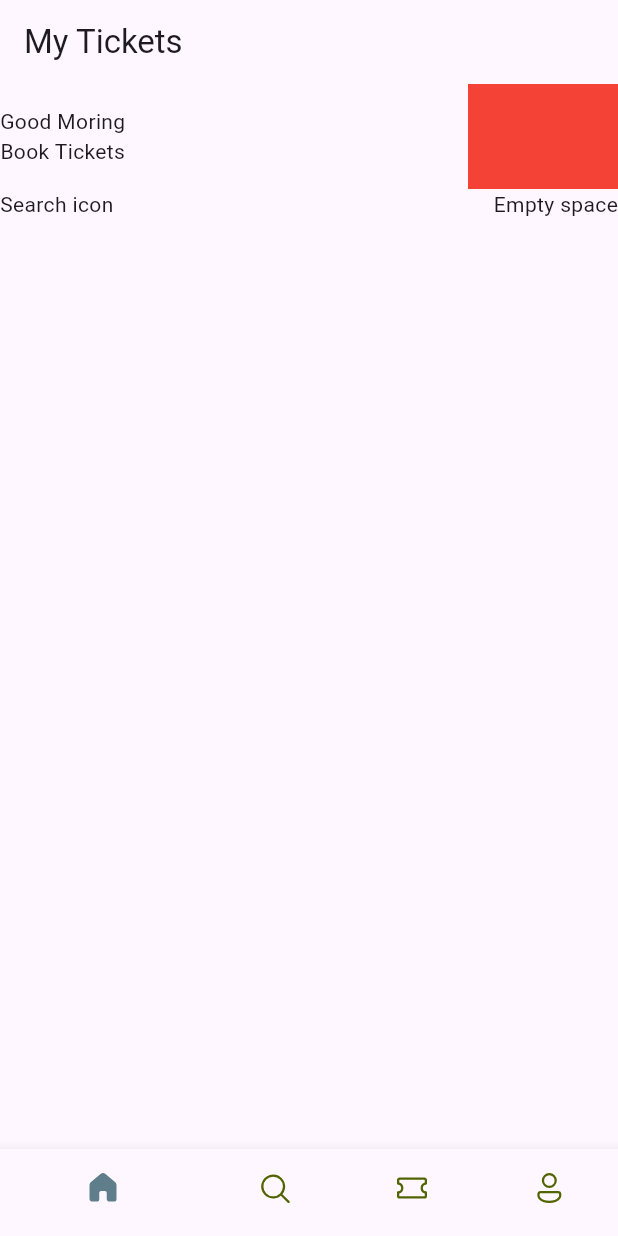
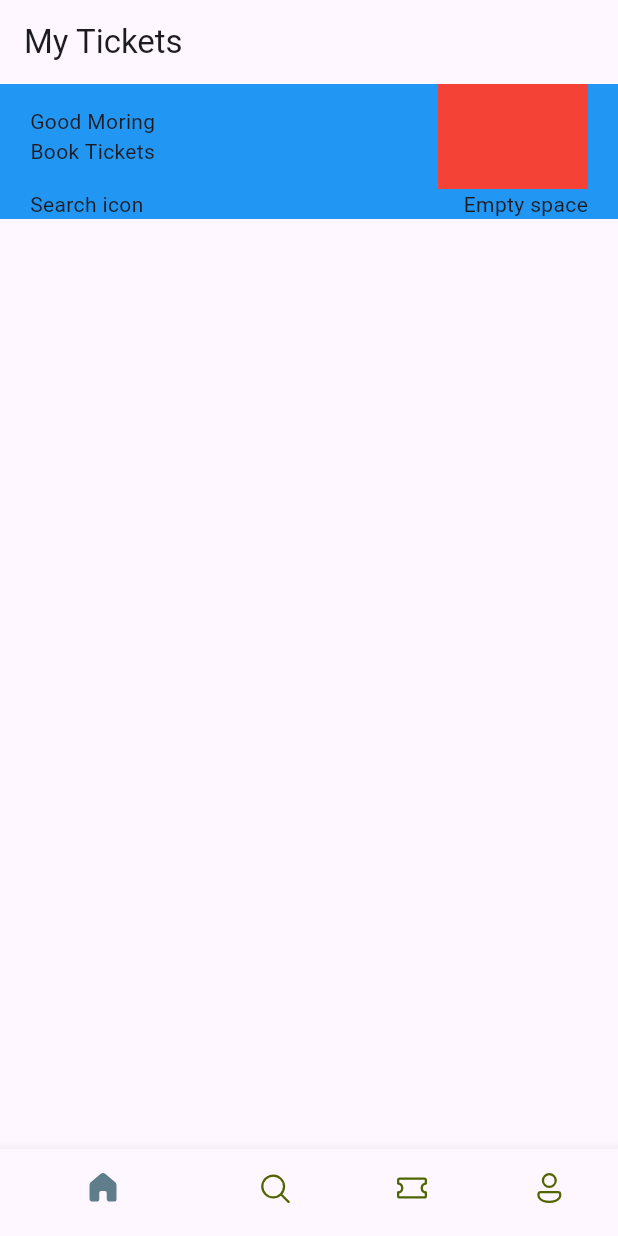
Before and after one commit to Senwin5/ticket_app, a Flutter app: the screen it shows after launch, on a phone screen of 412 x 824 dp. Run offline on Flutter 3.47's test engine with Material 3 defaults, Android fonts, the phone set to English and light mode, and no system bars; our stand-ins replace fluentui_icons.

Commit message:
Third commit

```diff
--- a/lib/screens/home_screen.dart
+++ b/lib/screens/home_screen.dart
@@ -11,7 +11,10 @@ class HomeScreen extends StatelessWidget {
       //we want it to be scrollable effect
       body: ListView(
         children: [
-          Column(children: [
+          Container(
+            color: Colors.blue,
+            padding: const EdgeInsets.symmetric(horizontal: 20),
+            child: Column(children: [
               Row(
                 mainAxisAlignment: MainAxisAlignment.spaceBetween,
                 children: [
@@ -38,6 +41,7 @@ class HomeScreen extends StatelessWidget {
                 ],
               )
             ],
+            ),
           )
         ],
       ),
```
Lines whose indentation alone changed are shown as unchanged.
